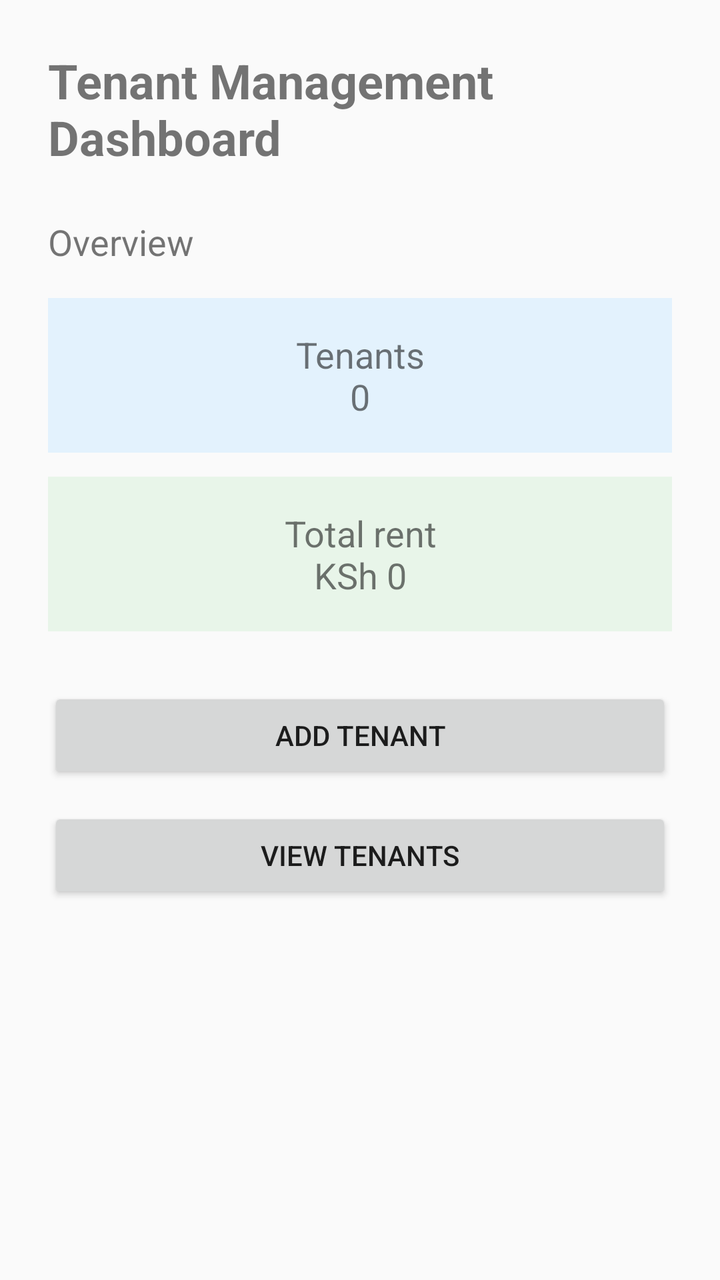
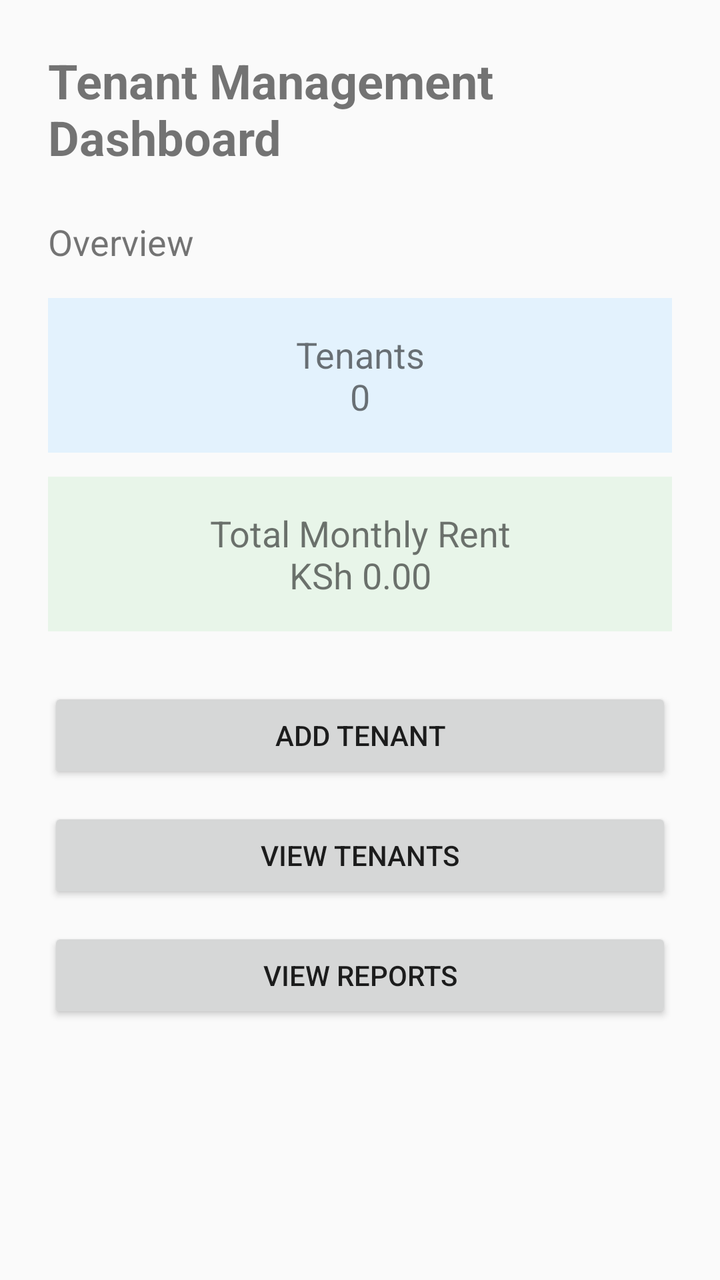

Compare the two renders of this Android layout. The source of the first and the diff that turns it into the second are given below.
<!-- AndroidManifest.xml: application theme Theme.TenantManagmentSystem -->
<!-- res/layout/fragment_dashboard.xml -->
<?xml version="1.0" encoding="utf-8"?>
<androidx.constraintlayout.widget.ConstraintLayout
    xmlns:android="http://schemas.android.com/apk/res/android"
    xmlns:app="http://schemas.android.com/apk/res-auto"
    android:layout_width="match_parent"
    android:layout_height="match_parent"
    android:padding="24dp">

    <TextView
        android:id="@+id/welcomeTextView"
        android:layout_width="wrap_content"
        android:layout_height="wrap_content"
        android:text="Tenant Management Dashboard"
        android:textSize="24sp"
        android:textStyle="bold"
        app:layout_constraintTop_toTopOf="parent"
        app:layout_constraintStart_toStartOf="parent"
        app:layout_constraintEnd_toEndOf="parent" />

    <TextView
        android:id="@+id/overviewTextView"
        android:layout_width="wrap_content"
        android:layout_height="wrap_content"
        android:text="Overview"
        android:textSize="18sp"
        android:layout_marginTop="24dp"
        app:layout_constraintTop_toBottomOf="@id/welcomeTextView"
        app:layout_constraintStart_toStartOf="parent" />

    <TextView
        android:id="@+id/tenantCountTextView"
        android:layout_width="0dp"
        android:layout_height="wrap_content"
        android:text="Tenants\n0"
        android:textSize="18sp"
        android:gravity="center"
        android:padding="16dp"
        android:background="#E3F2FD"
        android:layout_marginTop="16dp"
        app:layout_constraintTop_toBottomOf="@id/overviewTextView"
        app:layout_constraintStart_toStartOf="parent"
        app:layout_constraintEnd_toEndOf="parent" />

    <TextView
        android:id="@+id/totalRentTextView"
        android:layout_width="0dp"
        android:layout_height="wrap_content"
        android:text="Total rent\nKSh 0"
        android:textSize="18sp"
        android:gravity="center"
        android:padding="16dp"
        android:background="#E8F5E9"
        android:layout_marginTop="12dp"
        app:layout_constraintTop_toBottomOf="@id/tenantCountTextView"
        app:layout_constraintStart_toStartOf="parent"
        app:layout_constraintEnd_toEndOf="parent" />

    <Button
        android:id="@+id/addTenantButton"
        android:layout_width="0dp"
        android:layout_height="wrap_content"
        android:text="ADD TENANT"
        android:layout_marginTop="28dp"
        app:layout_constraintTop_toBottomOf="@id/totalRentTextView"
        app:layout_constraintStart_toStartOf="parent"
        app:layout_constraintEnd_toEndOf="parent" />

    <Button
        android:id="@+id/viewTenantsButton"
        android:layout_width="0dp"
        android:layout_height="wrap_content"
        android:text="VIEW TENANTS"
        android:layout_marginTop="12dp"
        app:layout_constraintTop_toBottomOf="@id/addTenantButton"
        app:layout_constraintStart_toStartOf="parent"
        app:layout_constraintEnd_toEndOf="parent" />

</androidx.constraintlayout.widget.ConstraintLayout>
<!-- resources referenced by this layout -->
<resources>
  <style name="Theme.TenantManagmentSystem" parent="Base.Theme.TenantManagmentSystem" />
  <style name="Base.Theme.TenantManagmentSystem" parent="Theme.AppCompat.DayNight.NoActionBar">
      </style>
</resources>

<!-- the commit's change to res/layout/fragment_dashboard.xml (unified diff, before → after) -->
@@ -45,7 +45,7 @@
         android:id="@+id/totalRentTextView"
         android:layout_width="0dp"
         android:layout_height="wrap_content"
-        android:text="Total rent\nKSh 0"
+        android:text="Total Monthly Rent\nKSh 0.00"
         android:textSize="18sp"
         android:gravity="center"
         android:padding="16dp"
@@ -75,4 +75,14 @@
         app:layout_constraintStart_toStartOf="parent"
         app:layout_constraintEnd_toEndOf="parent" />
 
+    <Button
+        android:id="@+id/reportsButton"
+        android:layout_width="0dp"
+        android:layout_height="wrap_content"
+        android:text="VIEW REPORTS"
+        android:layout_marginTop="12dp"
+        app:layout_constraintTop_toBottomOf="@id/viewTenantsButton"
+        app:layout_constraintStart_toStartOf="parent"
+        app:layout_constraintEnd_toEndOf="parent" />
+
 </androidx.constraintlayout.widget.ConstraintLayout>
